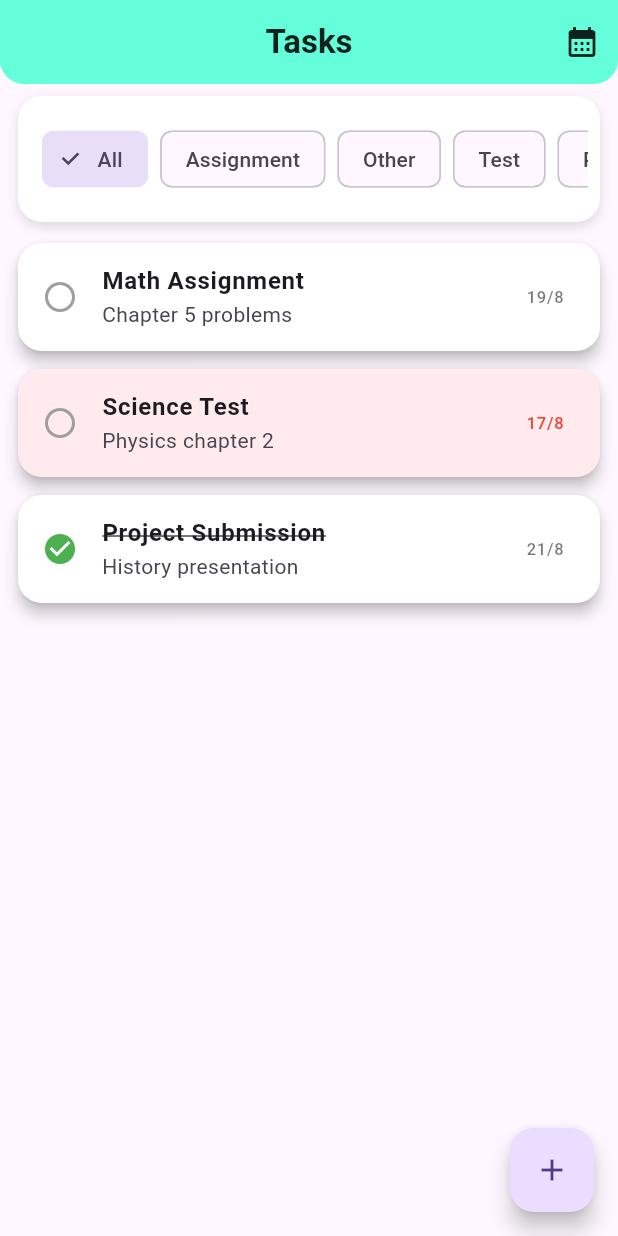
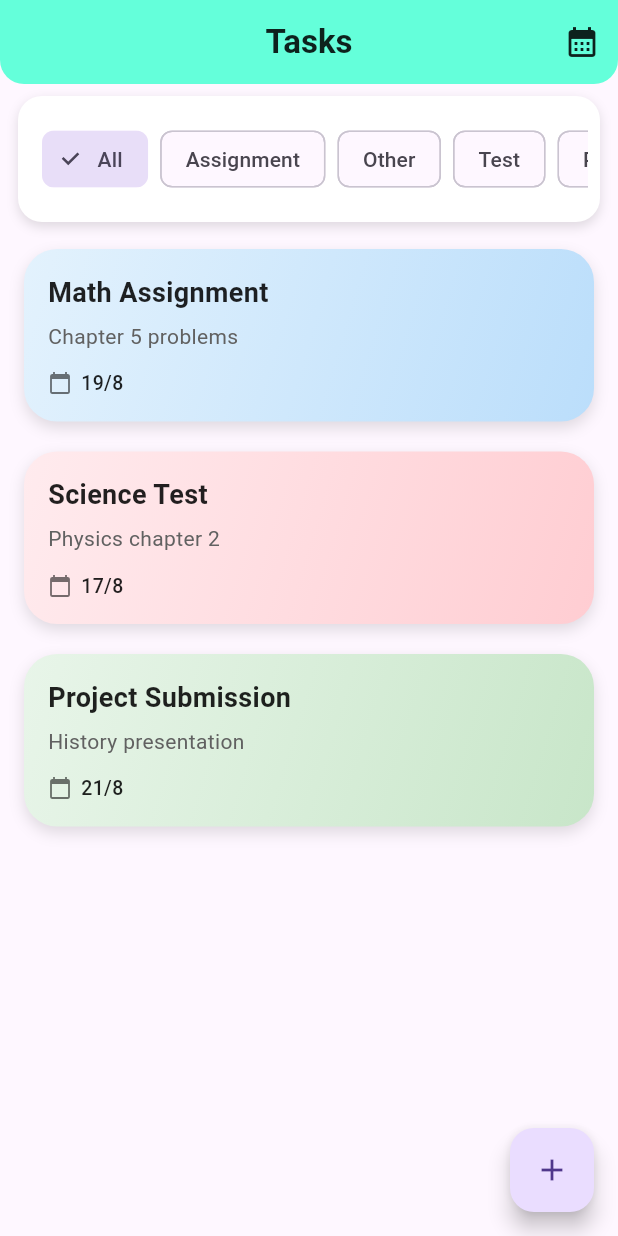
Before and after one commit to ezedin130/smart-task-manager, a Flutter app: the screen it shows after launch, on a phone screen of 412 x 824 dp. Run offline on Flutter 3.47's test engine with Material 3 defaults, Android fonts, the phone set to English and light mode, and no system bars; our stand-ins replace device_preview, flutter_riverpod.

Commit message:
updated for better and cleaned ui

```diff
--- a/lib/widgets/task_card.dart
+++ b/lib/widgets/task_card.dart
@@ -7,38 +7,77 @@ class TaskCard extends StatelessWidget {
 
   @override
   Widget build(BuildContext context) {
-    return Card(
-        color: task.isOverdue ? Colors.red[50] : Colors.white,
-      margin: const EdgeInsets.symmetric(horizontal: 12, vertical: 6),
-      shape: RoundedRectangleBorder(
-        borderRadius: BorderRadius.circular(16),
+    final deadlineText = "${task.deadline.day}/${task.deadline.month}";
+
+    return Container(
+      margin: const EdgeInsets.symmetric(horizontal: 16, vertical: 10),
+      padding: const EdgeInsets.all(16),
+      decoration: BoxDecoration(
+        borderRadius: BorderRadius.circular(22),
+        gradient: LinearGradient(
+          colors: task.isCompleted
+              ? [Colors.green.shade50, Colors.green.shade100]
+              : task.isOverdue
+              ? [Colors.red.shade50, Colors.red.shade100]
+              : [Colors.blue.shade50, Colors.blue.shade100],
+          begin: Alignment.topLeft,
+          end: Alignment.bottomRight,
         ),
-      elevation: 4,
-      child: ListTile(
-        leading: Icon(
-          task.isCompleted ? Icons.check_circle : Icons.circle_outlined,
-          color: task.isCompleted ? Colors.green : Colors.grey,
+        boxShadow: [
+          BoxShadow(
+            color: Colors.black12,
+            blurRadius: 8,
+            offset: const Offset(0, 4),
           ),
-        title: Text(
+        ],
+      ),
+      child: Column(
+        crossAxisAlignment: CrossAxisAlignment.start,
+        children: [
+          // 🔹 Title
+          Text(
             task.title,
-          style: TextStyle(
+            style: const TextStyle(
+              fontSize: 18,
               fontWeight: FontWeight.bold,
-            decoration: task.isCompleted
-                ? TextDecoration.lineThrough
-                : TextDecoration.none,
+              color: Colors.black87,
             ),
           ),
-        subtitle: Text(
+
+          const SizedBox(height: 6),
+
+          // 🔹 Description
+          Text(
             task.description,
-          maxLines: 1,
-          overflow: TextOverflow.ellipsis,
-        ),
-        trailing: Text(
-          "${task.deadline.day}/${task.deadline.month}",
             style: TextStyle(
-            color: task.isOverdue ? Colors.red : Colors.black54,
+              fontSize: 14,
+              color: Colors.grey[700],
             ),
           ),
+
+          const SizedBox(height: 12),
+
+          Row(
+            mainAxisAlignment: MainAxisAlignment.spaceBetween,
+            children: [
+              // 📅 Deadline
+              Row(
+                children: [
+                  const Icon(Icons.calendar_today, size: 16, color: Colors.black54),
+                  const SizedBox(width: 6),
+                  Text(
+                    deadlineText,
+                    style: const TextStyle(
+                      fontSize: 13,
+                      fontWeight: FontWeight.w500,
+                      color: Colors.black87,
+                    ),
+                  ),
+                ],
+              ),
+            ],
+          ),
+        ],
       ),
     );
   }
```
Lines whose indentation alone changed are shown as unchanged.
